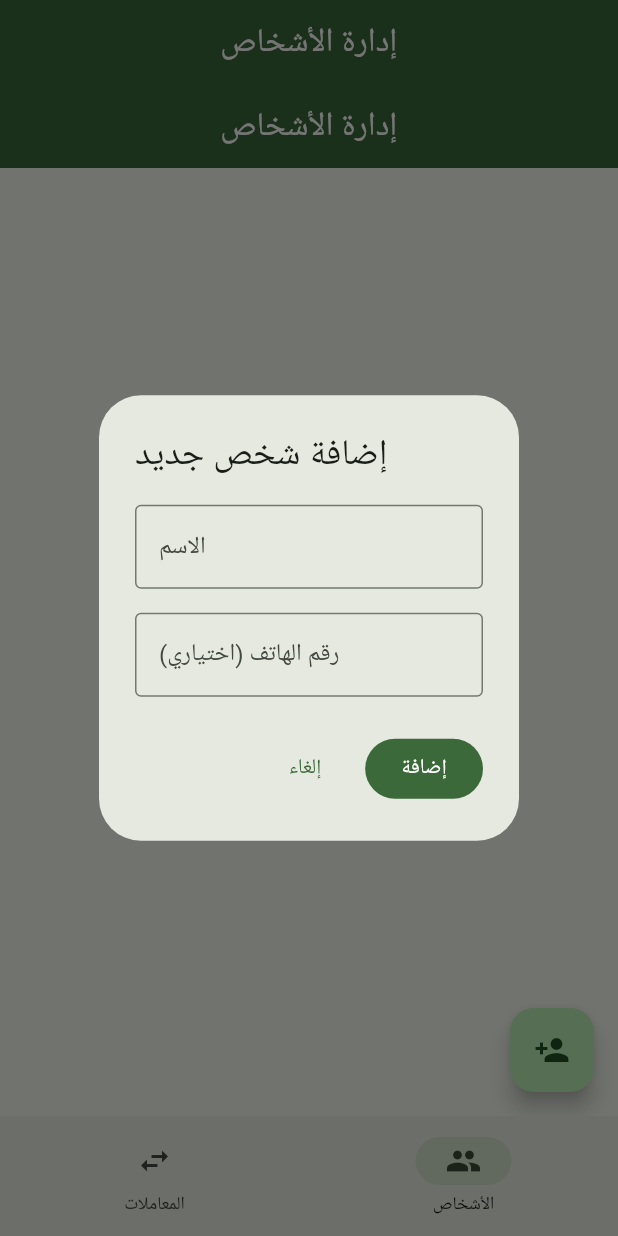
After one commit to Dev-3li/Flutter-First-App, a Flutter app: the screen it shows after launch, item 2 of the bottom bar chosen, after a tap on the "person add" icon, on a phone screen of 412 x 824 dp. The commit adds this screen. Run offline on Flutter 3.47's test engine with Material 3 defaults, Android fonts, the phone set to English and light mode, and no system bars; Roboto replaces fonts that are missing (Cairo).

Commit message:
تحسينات كبيرة على التطبيق: - إضافة شريط تنقل - إضافة شاشة إدارة الأشخاص - إضافة فلتر للمعاملات - تحسين التصميم

```diff
--- a/lib/main.dart
+++ b/lib/main.dart
@@ -1,5 +1,6 @@
 import 'package:flutter/material.dart';
 import 'add_transaction.dart';
+import 'people_screen.dart';
 
 void main() {
   runApp(const MyApp());
@@ -37,6 +38,9 @@ class _HomePageState extends State<HomePage> {
   double totalBalance = 0;
   List<Transaction> transactions = [];
   List<Person> people = [];
+  int _selectedIndex = 0;
+  TransactionType _filterType = TransactionType.credit;
+  bool _showFilter = false;
 
   void _addTransaction(Transaction transaction) {
     setState(() {
@@ -55,19 +59,86 @@ class _HomePageState extends State<HomePage> {
     });
   }
 
+  void _deletePerson(Person person) {
+    // التحقق من عدم وجود معاملات للشخص
+    final hasTransactions = transactions.any((t) => t.person == person);
+    if (hasTransactions) {
+      showDialog(
+        context: context,
+        builder: (context) => AlertDialog(
+          title: const Text('لا يمكن الحذف'),
+          content: const Text('لا يمكن حذف شخص لديه معاملات'),
+          actions: [
+            TextButton(
+              onPressed: () => Navigator.pop(context),
+              child: const Text('حسناً'),
+            ),
+          ],
+        ),
+      );
+      return;
+    }
+
+    setState(() {
+      people.remove(person);
+    });
+  }
+
   @override
   Widget build(BuildContext context) {
     return Scaffold(
       appBar: AppBar(
         backgroundColor: Theme.of(context).colorScheme.primary,
-        title: const Text(
-          'إدارة العمليات المالية',
-          style: TextStyle(color: Colors.white),
+        title: Text(
+          _selectedIndex == 0 ? 'المعاملات المالية' : 'إدارة الأشخاص',
+          style: const TextStyle(color: Colors.white),
         ),
         centerTitle: true,
+        actions: _selectedIndex == 0
+            ? [
+                IconButton(
+                  icon: const Icon(Icons.filter_list),
+                  color: Colors.white,
+                  onPressed: () {
+                    setState(() {
+                      _showFilter = !_showFilter;
+                    });
+                  },
                 ),
-      body: Column(
+              ]
+            : null,
+      ),
+      body: IndexedStack(
+        index: _selectedIndex,
         children: [
+          // شاشة المعاملات
+          Column(
+            children: [
+              if (_showFilter)
+                Container(
+                  padding: const EdgeInsets.all(8),
+                  color: Theme.of(context).colorScheme.primaryContainer,
+                  child: SegmentedButton<TransactionType>(
+                    segments: const [
+                      ButtonSegment(
+                        value: TransactionType.credit,
+                        label: Text('دائن'),
+                        icon: Icon(Icons.arrow_circle_up),
+                      ),
+                      ButtonSegment(
+                        value: TransactionType.debit,
+                        label: Text('مدين'),
+                        icon: Icon(Icons.arrow_circle_down),
+                      ),
+                    ],
+                    selected: {_filterType},
+                    onSelectionChanged: (Set<TransactionType> newSelection) {
+                      setState(() {
+                        _filterType = newSelection.first;
+                      });
+                    },
+                  ),
+                ),
               // الرصيد الإجمالي
               Container(
                 padding: const EdgeInsets.all(20),
@@ -110,22 +181,30 @@ class _HomePageState extends State<HomePage> {
                         itemCount: transactions.length,
                         itemBuilder: (context, index) {
                           final transaction = transactions[index];
+                          if (_showFilter && transaction.type != _filterType) {
+                            return const SizedBox.shrink();
+                          }
                           return Card(
                             margin: const EdgeInsets.symmetric(
                               horizontal: 10,
                               vertical: 5,
                             ),
                             child: ListTile(
-                          leading: Icon(
+                              leading: CircleAvatar(
+                                backgroundColor: transaction.type == TransactionType.credit
+                                    ? Colors.green
+                                    : Colors.red,
+                                child: Icon(
                                   transaction.type == TransactionType.credit
                                       ? Icons.arrow_circle_up
                                       : Icons.arrow_circle_down,
-                            color: transaction.type == TransactionType.credit
-                                ? Colors.green
-                                : Colors.red,
+                                  color: Colors.white,
+                                ),
                               ),
                               title: Text(transaction.description),
-                          subtitle: Text(transaction.person.name),
+                              subtitle: Text(
+                                '${transaction.person.name} - ${_formatDate(transaction.date)}',
+                              ),
                               trailing: Text(
                                 '${transaction.type == TransactionType.credit ? '+' : '-'} ${transaction.amount} ج.م',
                                 style: TextStyle(
@@ -142,14 +221,45 @@ class _HomePageState extends State<HomePage> {
               ),
             ],
           ),
-      floatingActionButton: FloatingActionButton(
+          // شاشة الأشخاص
+          PeopleScreen(
+            people: people,
+            onAdd: _addPerson,
+            onDelete: _deletePerson,
+          ),
+        ],
+      ),
+      bottomNavigationBar: NavigationBar(
+        selectedIndex: _selectedIndex,
+        onDestinationSelected: (index) {
+          setState(() {
+            _selectedIndex = index;
+          });
+        },
+        destinations: const [
+          NavigationDestination(
+            icon: Icon(Icons.swap_horiz),
+            label: 'المعاملات',
+          ),
+          NavigationDestination(
+            icon: Icon(Icons.people),
+            label: 'الأشخاص',
+          ),
+        ],
+      ),
+      floatingActionButton: _selectedIndex == 0
+          ? FloatingActionButton(
               onPressed: () {
-          // إضافة معاملة جديدة
                 _showAddTransactionDialog();
               },
               child: const Icon(Icons.add),
-      ),
+            )
+          : null,
     );
+  }
+
+  String _formatDate(DateTime date) {
+    return '${date.year}/${date.month}/${date.day}';
   }
 
   void _showAddTransactionDialog() {
--- /dev/null
+++ b/lib/people_screen.dart
@@ -0,0 +1,147 @@
+import 'package:flutter/material.dart';
+import 'main.dart';
+
+class PeopleScreen extends StatelessWidget {
+  final List<Person> people;
+  final Function(Person) onAdd;
+  final Function(Person) onDelete;
+
+  const PeopleScreen({
+    super.key,
+    required this.people,
+    required this.onAdd,
+    required this.onDelete,
+  });
+
+  @override
+  Widget build(BuildContext context) {
+    return Scaffold(
+      appBar: AppBar(
+        backgroundColor: Theme.of(context).colorScheme.primary,
+        title: const Text(
+          'إدارة الأشخاص',
+          style: TextStyle(color: Colors.white),
+        ),
+        centerTitle: true,
+      ),
+      body: people.isEmpty
+          ? const Center(
+              child: Text(
+                'لا يوجد أشخاص',
+                style: TextStyle(fontSize: 18),
+              ),
+            )
+          : ListView.builder(
+              itemCount: people.length,
+              itemBuilder: (context, index) {
+                final person = people[index];
+                return Card(
+                  margin: const EdgeInsets.symmetric(
+                    horizontal: 10,
+                    vertical: 5,
+                  ),
+                  child: ListTile(
+                    leading: CircleAvatar(
+                      backgroundColor: Theme.of(context).colorScheme.primary,
+                      child: Text(
+                        person.name[0],
+                        style: const TextStyle(color: Colors.white),
+                      ),
+                    ),
+                    title: Text(person.name),
+                    subtitle: person.phone != null ? Text(person.phone!) : null,
+                    trailing: IconButton(
+                      icon: const Icon(Icons.delete),
+                      color: Colors.red,
+                      onPressed: () {
+                        showDialog(
+                          context: context,
+                          builder: (context) => AlertDialog(
+                            title: const Text('حذف شخص'),
+                            content: Text('هل أنت متأكد من حذف ${person.name}؟'),
+                            actions: [
+                              TextButton(
+                                onPressed: () => Navigator.pop(context),
+                                child: const Text('إلغاء'),
+                              ),
+                              FilledButton(
+                                onPressed: () {
+                                  onDelete(person);
+                                  Navigator.pop(context);
+                                },
+                                style: FilledButton.styleFrom(
+                                  backgroundColor: Colors.red,
+                                ),
+                                child: const Text('حذف'),
+                              ),
+                            ],
+                          ),
+                        );
+                      },
+                    ),
+                  ),
+                );
+              },
+            ),
+      floatingActionButton: FloatingActionButton(
+        onPressed: () => _showAddPersonDialog(context),
+        child: const Icon(Icons.person_add),
+      ),
+    );
+  }
+
+  void _showAddPersonDialog(BuildContext context) {
+    final nameController = TextEditingController();
+    final phoneController = TextEditingController();
+
+    showDialog(
+      context: context,
+      builder: (context) => AlertDialog(
+        title: const Text('إضافة شخص جديد'),
+        content: Column(
+          mainAxisSize: MainAxisSize.min,
+          children: [
+            TextField(
+              controller: nameController,
+              decoration: const InputDecoration(
+                labelText: 'الاسم',
+                border: OutlineInputBorder(),
+              ),
+            ),
+            const SizedBox(height: 16),
+            TextField(
+              controller: phoneController,
+              decoration: const InputDecoration(
+                labelText: 'رقم الهاتف (اختياري)',
+                border: OutlineInputBorder(),
+              ),
+              keyboardType: TextInputType.phone,
+            ),
+          ],
+        ),
+        actions: [
+          TextButton(
+            onPressed: () => Navigator.pop(context),
+            child: const Text('إلغاء'),
+          ),
+          FilledButton(
+            onPressed: () {
+              if (nameController.text.isNotEmpty) {
+                onAdd(
+                  Person(
+                    name: nameController.text,
+                    phone: phoneController.text.isEmpty
+                        ? null
+                        : phoneController.text,
+                  ),
+                );
+                Navigator.pop(context);
+              }
+            },
+            child: const Text('إضافة'),
+          ),
+        ],
+      ),
+    );
+  }
+}
```
Lines whose indentation alone changed are shown as unchanged.
